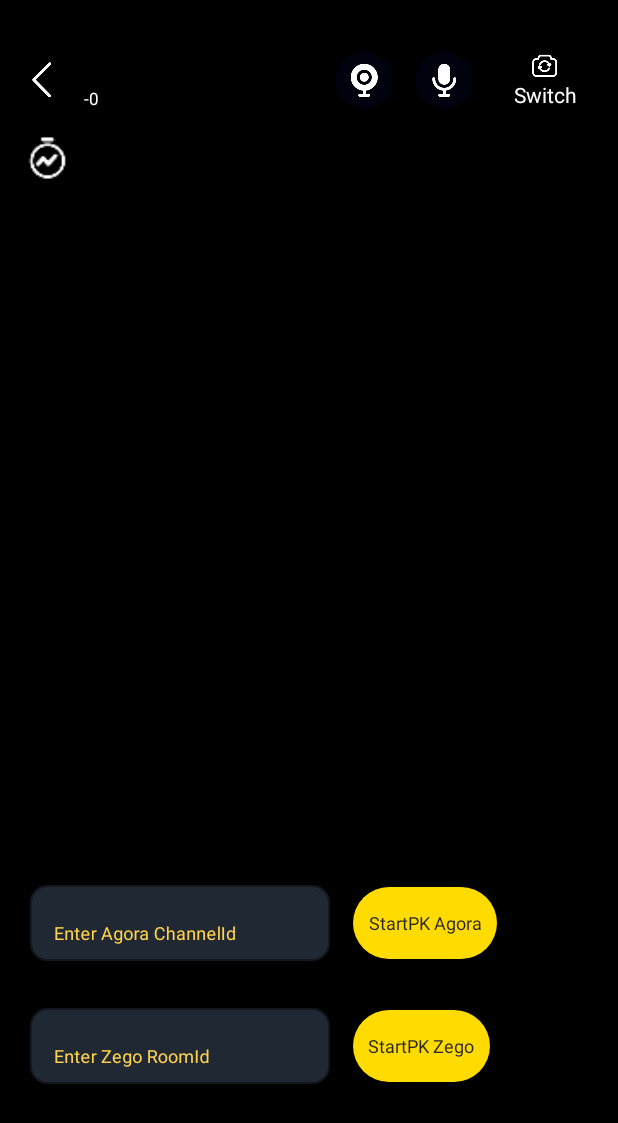
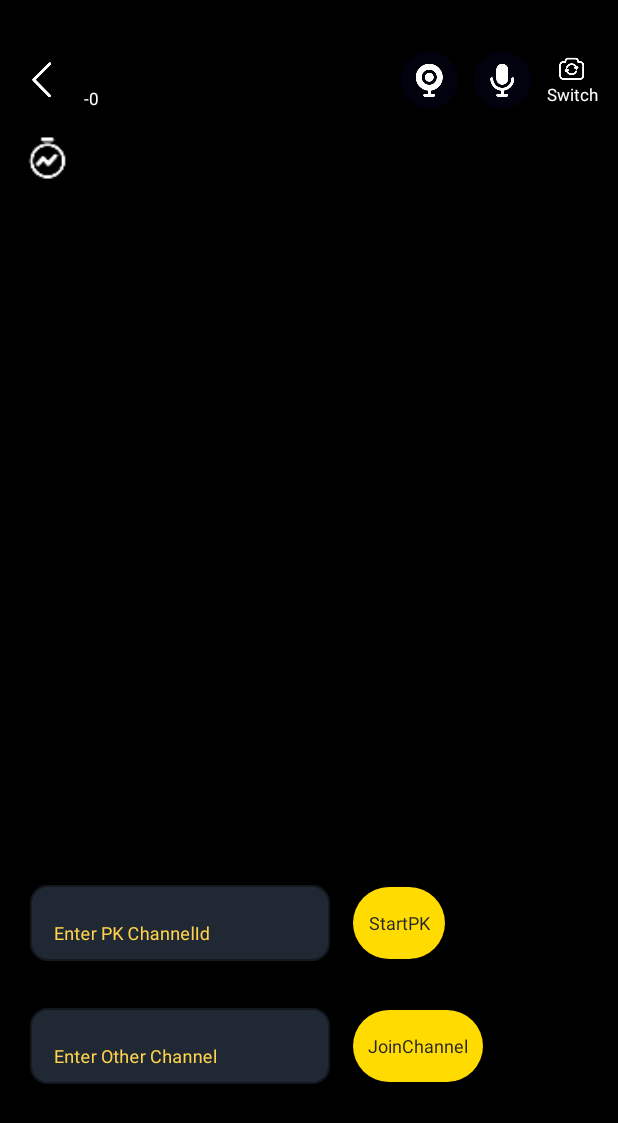
Before and after one commit to alienzh/Agora-Test-Usecase, an Android app: the LivingFragment screen opened through its navigation route, on a phone screen of 412 x 824 dp. Shown: the top 1123 px of the screen. Run offline under Robolectric (Android 15) with nearby library versions, the phone set to English and light mode, and no system bars; libraries missing offline, so code that uses them is left out: com.blankj.utilcode, im.zego.zegoexpress, io.agora.mediaplayer, io.agora.rtc2; 6 statements that could not run were skipped.

Commit message:
[Feat] update code

```diff
--- a/FT-1026/agora-chanel-media-relay-new/app/src/main/java/io/agora/mediarelay/LivingFragment.kt
+++ b/FT-1026/agora-chanel-media-relay-new/app/src/main/java/io/agora/mediarelay/LivingFragment.kt
@@ -68,12 +68,10 @@ class LivingFragment : BaseUiFragment<FragmentLivingBinding>() {
     private var cdnPosition = 0
 
     @Volatile
-    private var audienceStatus: AudienceStatus = AudienceStatus.CDN_Audience
-
-    private val isInPk get() = remotePkChannel.isNotEmpty() || remoteZegoRoomId.isNotEmpty()
+    private var audienceStatus: AudienceStatus = AudienceStatus.RTC_Audience
 
     // pk 频道
-    private var remotePkChannel = ""
+    private var mRemotePkChannel: String? = null
 
     // 用户 account
     private val userAccount by lazy {
@@ -85,9 +83,6 @@ class LivingFragment : BaseUiFragment<FragmentLivingBinding>() {
 
     //key account，value rtc-uid
     private val uidMapping = mutableMapOf<String, Int>()
-
-    // zego 频道
-    private var remoteZegoRoomId = ""
 
     override fun getViewBinding(inflater: LayoutInflater, container: ViewGroup?): FragmentLivingBinding {
         return FragmentLivingBinding.inflate(inflater)
@@ -101,47 +96,53 @@ class LivingFragment : BaseUiFragment<FragmentLivingBinding>() {
 
     private fun initView() {
         if (isOwner) {
+            binding.groupBroadcaster.isVisible = true
+            binding.groupPk.isVisible = true
+            binding.groupOtherChannel.isVisible = false
+
             binding.btMuteMic.setImageResource(R.drawable.ic_mic_on)
             binding.btMuteCarma.setImageResource(R.drawable.ic_camera_on)
-            binding.groupBroadcaster.isVisible = true
+
         } else {
             binding.groupBroadcaster.isVisible = false
+            binding.groupPk.isVisible = false
+            binding.groupOtherChannel.isVisible = true
         }
         if (isOwner) {
-            binding.tvVendor.text = KeyCenter.vendor.name + "-Broadcaster"
+            binding.tvVendor.text = "${KeyCenter.vendor.name}-Broadcaster"
         } else if (isMutedBroadcaster) {
-            binding.tvVendor.text = KeyCenter.vendor.name + "-muted broadcaster"
+            binding.tvVendor.text = "${KeyCenter.vendor.name}-MutedBroadcaster"
         } else {
-            binding.tvVendor.text = KeyCenter.vendor.name + "-Audience"
+            binding.tvVendor.text = "${KeyCenter.vendor.name}-Audience"
         }
         binding.tvChannelUid.text = "$channelName-${userAccount}"
         binding.btnBack.setOnClickListener {
             findNavController().popBackStack()
         }
-        binding.btPkAgora.setOnClickListener {
-            if (remotePkChannel.isNotEmpty()) { // pk 中停止pk
-                binding.btPkAgora.text = getString(R.string.start_pk_agora)
-                binding.etPkAgoraChannel.setText("")
-                remotePkChannel = ""
+        binding.btPk.setOnClickListener(object : OnFastClickListener(message = getString(R.string.click_too_fast)) {
+            override fun onClickJacking(view: View) {
+                if (!mRemotePkChannel.isNullOrEmpty()) { // pk 中停止pk
+                    binding.btPk.text = getString(R.string.start_pk)
+                    binding.etPkChannel.setText("")
+                    mRemotePkChannel = null
                     stopPk()
                     uidMapping[userAccount]?.let { ownerUid ->
                         val channelUid = ChannelUid(channelName, ownerUid, userAccount)
                         updateRtmpStreamEnable(channelUid)
                     }
-                binding.groupPkZego.isVisible = true
                 } else {
-                val channelId = binding.etPkAgoraChannel.text.toString()
+                    val channelId = binding.etPkChannel.text.toString()
                     if (channelId.isEmpty()) {
-                    ToastUtils.showShort("Please enter agora channelId")
-                    return@setOnClickListener
+                        ToastUtils.showShort("Please enter pk channelId")
+                        return
                     }
-                binding.btPkAgora.text = getString(R.string.stop_pk_agora)
-                remotePkChannel = channelId
+                    binding.btPk.text = getString(R.string.stop_pk)
+                    mRemotePkChannel = channelId
                     startPk(channelId)
-
-                binding.groupPkZego.isVisible = false
                 }
             }
+        })
+
         binding.btSwitchCarma.setOnClickListener {
             rtcEngine.switchCamera()
         }
@@ -180,29 +181,27 @@ class LivingFragment : BaseUiFragment<FragmentLivingBinding>() {
             dashboardFragment.setOn(it.isSelected)
             binding.flDashboard.isVisible = it.isSelected
         }
-        binding.btPkZego.setOnClickListener(object :
+        binding.btOtherChannel.setOnClickListener(object :
             OnFastClickListener(message = getString(R.string.click_too_fast)) {
             override fun onClickJacking(view: View) {
-                if (remoteZegoRoomId.isNotEmpty()) { // pk 中停止pk
-                    binding.btPkZego.text = getString(R.string.start_pk_zego)
-                    binding.etPkZegoRoomid.setText("")
-                    remoteZegoRoomId = ""
+                if (!mRemotePkChannel.isNullOrEmpty()) { // pk 中停止pk
+                    binding.btOtherChannel.text = getString(R.string.join_channel)
+                    binding.etOtherChannel.setText("")
+                    mRemotePkChannel = null
                     stopPk()
                     uidMapping[userAccount]?.let { ownerUid ->
                         val channelUid = ChannelUid(channelName, ownerUid, userAccount)
                         updateRtmpStreamEnable(channelUid)
                     }
-                    binding.groupPk.isVisible = true
                 } else {
-                    val zegoRoomId = binding.etPkZegoRoomid.text.toString()
-                    if (zegoRoomId.isEmpty()) {
-                        ToastUtils.showShort("Please enter zego roomId")
+                    val otherChannelId = binding.etOtherChannel.text.toString()
+                    if (otherChannelId.isEmpty()) {
+                        ToastUtils.showShort("Please enter other channelId")
                         return
                     }
-                    binding.btPkZego.text = getString(R.string.stop_pk_zego)
-                    remoteZegoRoomId = zegoRoomId
-                    startPk(zegoRoomId)
-                    binding.groupPk.isVisible = false
+                    binding.btOtherChannel.text = getString(R.string.leave_channel)
+                    mRemotePkChannel = otherChannelId
+                    startPk(otherChannelId)
                 }
             }
         })
@@ -265,13 +264,13 @@ class LivingFragment : BaseUiFragment<FragmentLivingBinding>() {
                 val jsonMsg = JSONObject(strMsg)
                 if (jsonMsg.getString("cmd") == "StartPk") { //同步远端 remotePk
                     val channel = jsonMsg.getString("channel")
-                    if (isInPk) return@IChannelEventListener
-                    remotePkChannel = channel
-                    startPk(remotePkChannel)
+                    if (!mRemotePkChannel.isNullOrEmpty()) return@IChannelEventListener
+                    mRemotePkChannel = channel
+                    startPk(channel)
                 } else if (jsonMsg.getString("cmd") == "StopPk") {
-                    if (!isInPk) return@IChannelEventListener
-                    val tempChannel = remotePkChannel
-                    remotePkChannel = ""
+                    if (mRemotePkChannel.isNullOrEmpty()) return@IChannelEventListener
+                    val tempChannel = mRemotePkChannel
+                    mRemotePkChannel = null
                     stopPk()
                 }
             } catch (e: Exception) {
@@ -381,6 +380,9 @@ class LivingFragment : BaseUiFragment<FragmentLivingBinding>() {
 
     /**pk 模式,*/
     private fun updatePkMode(remotePkUid: Int) {
+        mRemotePkChannel ?: return
+        val pkRemoteUid = uidMapping[mRemotePkChannel] ?: return
+        if (remotePkUid != pkRemoteUid) return
         val act = activity ?: return
         binding.videoPKLayout.videoContainer.isVisible = true
         binding.layoutVideoContainer.isVisible = false
@@ -521,7 +523,7 @@ class LivingFragment : BaseUiFragment<FragmentLivingBinding>() {
     }
 
     private fun updateVideoEncoder() {
-        if (isInPk && RtcSettings.mVideoDimensions == VideoEncoderConfiguration.VD_1920x1080) {
+        if (!mRemotePkChannel.isNullOrEmpty() && RtcSettings.mVideoDimensions == VideoEncoderConfiguration.VD_1920x1080) {
             val videoEncoderConfiguration = VideoEncoderConfiguration().apply {
                 mirrorMode = VideoEncoderConfiguration.MIRROR_MODE_TYPE.MIRROR_MODE_DISABLED
                 dimensions = VideoEncoderConfiguration.VD_1280x720
@@ -550,6 +552,10 @@ class LivingFragment : BaseUiFragment<FragmentLivingBinding>() {
     }
 
     override fun onDestroy() {
+        remoteRtcConnection?.let {
+            rtcEngine.leaveChannelEx(it)
+            remoteRtcConnection = null
+        }
         if (isOwner) {
             stopSendRemoteChannel()
             setRtmpStreamEnable(false)
@@ -607,22 +613,26 @@ class LivingFragment : BaseUiFragment<FragmentLivingBinding>() {
 
         override fun onUserJoined(remoteUid: Int, elapsed: Int) {
             super.onUserJoined(remoteUid, elapsed)
-            LogTool.d(TAG, "remoteChannel remoteChannel uid:$remoteUid")
+            LogTool.d(TAG, "remoteChannel onUserJoined remoteUid:$remoteUid")
             runOnMainThread {
+                if (mRemotePkChannel.isNullOrEmpty()) {
+                    if (!isOwner) {
+                        updateIdleMode()
+                    }
+                } else {
                     updatePkMode(remoteUid)
                     if (isOwner) {
+                        mRemotePkChannel ?: return@runOnMainThread
+                        // 防止muteBroadcast视频流
+                        val pkRemoteUid = uidMapping[mRemotePkChannel] ?: return@runOnMainThread
+                        if (pkRemoteUid != remoteUid) return@runOnMainThread
                         uidMapping[userAccount]?.let { ownerUid ->
                             val channelUid = ChannelUid(channelName, ownerUid, userAccount)
 
-                        var remoteAccount = ""
-                        uidMapping.forEach { fAccount, fUid ->
-                            if (fUid == remoteUid) {
-                                remoteAccount = fAccount
-                            }
-                        }
-                        val remoteChannelUid = ChannelUid(remotePkChannel, remoteUid, remoteAccount)
+                            val remoteChannelUid = ChannelUid(mRemotePkChannel!!, remoteUid, mRemotePkChannel!!)
                             val channelUids = arrayOf(channelUid, remoteChannelUid)
                             updateRtmpStreamEnable(*channelUids)
+                        }
                     }
                 }
             }
@@ -656,7 +666,7 @@ class LivingFragment : BaseUiFragment<FragmentLivingBinding>() {
     private val remoteChannelTask = object : Utils.Task<Boolean>(Utils.Consumer {
         if (mStopRemoteChannel) return@Consumer
         if (!isOwner) return@Consumer
-        sendRemoteChannel(remotePkChannel)
+//        sendRemoteChannel(mRemotePkChannel)
     }) {
         override fun doInBackground(): Boolean {
             return true
--- a/FT-1026/agora-chanel-media-relay-new/app/src/main/res/layout/fragment_living.xml
+++ b/FT-1026/agora-chanel-media-relay-new/app/src/main/res/layout/fragment_living.xml
@@ -35,10 +35,10 @@
         android:id="@+id/tv_vendor"
         android:layout_width="wrap_content"
         android:layout_height="wrap_content"
+        android:layout_marginTop="8dp"
         android:gravity="center"
         android:textColor="@color/white"
         android:textSize="11sp"
-        android:layout_marginTop="8dp"
         app:layout_constraintStart_toEndOf="@id/btn_back"
         app:layout_constraintTop_toTopOf="@id/btn_back"
         tools:text="agora" />
@@ -47,10 +47,10 @@
         android:id="@+id/tv_channel_uid"
         android:layout_width="wrap_content"
         android:layout_height="wrap_content"
+        android:layout_marginBottom="8dp"
         android:gravity="center"
         android:textColor="@color/white"
         android:textSize="11sp"
-        android:layout_marginBottom="8dp"
         app:layout_constraintBottom_toBottomOf="@id/btn_back"
         app:layout_constraintStart_toEndOf="@id/btn_back"
         tools:text="123-456" />
@@ -70,11 +70,11 @@
         app:layout_constraintGuide_percent="0.7" />
 
     <com.google.android.material.textfield.TextInputLayout
-        android:id="@+id/layout_channel"
+        android:id="@+id/layout_pk_channel"
         android:layout_width="200dp"
         android:layout_height="wrap_content"
         android:layout_marginStart="20dp"
-        android:hint="Enter Agora ChannelId"
+        android:hint="Enter PK ChannelId"
         android:paddingVertical="8dp"
         android:textColorHint="#FFD34D"
         android:textSize="12sp"
@@ -90,7 +90,7 @@
         app:layout_constraintTop_toBottomOf="@id/horizontal70">
 
         <com.google.android.material.textfield.TextInputEditText
-            android:id="@+id/et_pk_agora_channel"
+            android:id="@+id/et_pk_channel"
             android:layout_width="match_parent"
             android:layout_height="wrap_content"
             android:inputType="number"
@@ -102,7 +102,7 @@
     </com.google.android.material.textfield.TextInputLayout>
 
     <TextView
-        android:id="@+id/bt_pk_agora"
+        android:id="@+id/bt_pk"
         android:layout_width="wrap_content"
         android:layout_height="48dp"
         android:layout_centerHorizontal="true"
@@ -111,26 +111,26 @@
         android:background="@drawable/bg_btn_primary_r24"
         android:gravity="center"
         android:paddingHorizontal="10dp"
-        android:text="@string/start_pk_agora"
+        android:text="@string/start_pk"
         android:textColor="#282828"
         android:textSize="12sp"
-        app:layout_constraintBottom_toBottomOf="@id/layout_channel"
-        app:layout_constraintStart_toEndOf="@id/layout_channel"
-        app:layout_constraintTop_toTopOf="@id/layout_channel" />
+        app:layout_constraintBottom_toBottomOf="@id/layout_pk_channel"
+        app:layout_constraintStart_toEndOf="@id/layout_pk_channel"
+        app:layout_constraintTop_toTopOf="@id/layout_pk_channel" />
 
     <androidx.constraintlayout.widget.Group
         android:id="@+id/group_pk"
         android:layout_width="wrap_content"
         android:layout_height="wrap_content"
-        app:constraint_referenced_ids="layout_channel,bt_pk_agora" />
+        app:constraint_referenced_ids="layout_pk_channel,bt_pk" />
 
     <com.google.android.material.textfield.TextInputLayout
-        android:id="@+id/layout_zego"
+        android:id="@+id/layout_other_channel"
         android:layout_width="200dp"
         android:layout_height="wrap_content"
         android:layout_marginStart="20dp"
         android:layout_marginTop="10dp"
-        android:hint="Enter Zego RoomId"
+        android:hint="Enter Other Channel"
         android:paddingVertical="8dp"
         android:textColorHint="#FFD34D"
         app:boxBackgroundColor="#33A0C5FF"
@@ -142,10 +142,10 @@
         app:boxStrokeColor="#FFD34D"
         app:hintTextColor="#FFD34D"
         app:layout_constraintStart_toStartOf="parent"
-        app:layout_constraintTop_toBottomOf="@id/layout_channel">
+        app:layout_constraintTop_toBottomOf="@id/layout_pk_channel">
 
         <com.google.android.material.textfield.TextInputEditText
-            android:id="@+id/et_pk_zego_roomid"
+            android:id="@+id/et_other_channel"
             android:layout_width="match_parent"
             android:layout_height="wrap_content"
             android:inputType="number"
@@ -157,7 +157,7 @@
     </com.google.android.material.textfield.TextInputLayout>
 
     <TextView
-        android:id="@+id/bt_pk_zego"
+        android:id="@+id/bt_other_channel"
         android:layout_width="wrap_content"
         android:layout_height="48dp"
         android:layout_centerHorizontal="true"
@@ -166,29 +166,29 @@
         android:background="@drawable/bg_btn_primary_r24"
         android:gravity="center"
         android:paddingHorizontal="10dp"
-        android:text="@string/start_pk_zego"
+        android:text="@string/join_channel"
         android:textColor="#282828"
         android:textSize="12sp"
-        app:layout_constraintBottom_toBottomOf="@id/layout_zego"
-        app:layout_constraintStart_toEndOf="@id/layout_zego"
-        app:layout_constraintTop_toTopOf="@id/layout_zego" />
+        app:layout_constraintBottom_toBottomOf="@id/layout_other_channel"
+        app:layout_constraintStart_toEndOf="@id/layout_other_channel"
+        app:layout_constraintTop_toTopOf="@id/layout_other_channel" />
 
     <androidx.constraintlayout.widget.Group
-        android:id="@+id/group_pk_zego"
+        android:id="@+id/group_other_channel"
         android:layout_width="wrap_content"
         android:layout_height="wrap_content"
-        app:constraint_referenced_ids="layout_zego,bt_pk_zego" />
+        app:constraint_referenced_ids="layout_other_channel,bt_other_channel" />
 
     <TextView
         android:id="@+id/bt_switch_carma"
         android:layout_width="wrap_content"
         android:layout_height="wrap_content"
-        android:layout_marginEnd="15dp"
+        android:layout_marginEnd="8dp"
         android:drawableTop="@drawable/ic_camera"
-        android:paddingHorizontal="12dp"
+        android:paddingHorizontal="5dp"
         android:text="@string/switch_camera"
         android:textColor="@color/white"
-        android:textSize="14sp"
+        android:textSize="11sp"
         app:layout_constraintBottom_toBottomOf="@id/btn_back"
         app:layout_constraintEnd_toEndOf="parent"
         app:layout_constraintTop_toTopOf="@id/btn_back" />
@@ -197,7 +197,7 @@
         android:id="@+id/bt_mute_mic"
         android:layout_width="wrap_content"
         android:layout_height="wrap_content"
-        android:layout_marginEnd="15dp"
+        android:paddingHorizontal="5dp"
         android:src="@drawable/ic_mic_on"
         app:layout_constraintBottom_toBottomOf="@id/btn_back"
         app:layout_constraintEnd_toStartOf="@+id/bt_switch_carma"
@@ -207,7 +207,7 @@
         android:id="@+id/bt_mute_carma"
         android:layout_width="wrap_content"
         android:layout_height="wrap_content"
-        android:layout_marginEnd="15dp"
+        android:paddingHorizontal="5dp"
         android:src="@drawable/ic_camera_on"
         app:layout_constraintBottom_toBottomOf="@id/btn_back"
         app:layout_constraintEnd_toStartOf="@+id/bt_mute_mic"
@@ -237,7 +237,6 @@
         android:id="@+id/groupBroadcaster"
         android:layout_width="wrap_content"
         android:layout_height="wrap_content"
-        app:constraint_referenced_ids="bt_mute_carma,bt_mute_mic,bt_switch_carma,
-layout_channel,bt_pk_agora,layout_zego,bt_pk_zego" />
+        app:constraint_referenced_ids="bt_mute_carma,bt_mute_mic,bt_switch_carma" />
 
 </androidx.constraintlayout.widget.ConstraintLayout>
--- a/FT-1026/agora-chanel-media-relay-new/app/src/main/res/values/strings.xml
+++ b/FT-1026/agora-chanel-media-relay-new/app/src/main/res/values/strings.xml
@@ -8,10 +8,13 @@
     <string name="role_audience">Audience</string>
     <string name="confirm">Confirm</string>
     <string name="pk">PK</string>
-    <string name="start_pk_agora">StartPK Agora</string>
-    <string name="stop_pk_agora">StopPK Agora</string>
-    <string name="start_pk_zego">StartPK Zego</string>
-    <string name="stop_pk_zego">StopPK Zego</string>
+    <string name="start_pk">StartPK</string>
+    <string name="stop_pk">StopPK</string>
+    <string name="join_channel">JoinChannel</string>
+    <string name="leave_channel">LeaveChannel</string>
+    <string name="start_playing">StartPlaying</string>
+    <string name="stop_playing">StopPlaying</string>
+
     <string name="rtc_audience">switch Rtc Audience</string>
     <string name="cdn_audience">switch CDN Audience</string>
     <string name="select_resolution">Resolution:</string>
```
Also changed, not shown: FT-1026/agora-chanel-media-relay-new/app/src/main/java/io/agora/mediarelay/zego/ZegoLivingFragment.kt (+65 -72 lines), FT-1026/agora-chanel-media-relay-new/app/src/main/res/layout/fragment_zego_living.xml (+29 -29 lines). Lines whose indentation alone changed are shown as unchanged.
